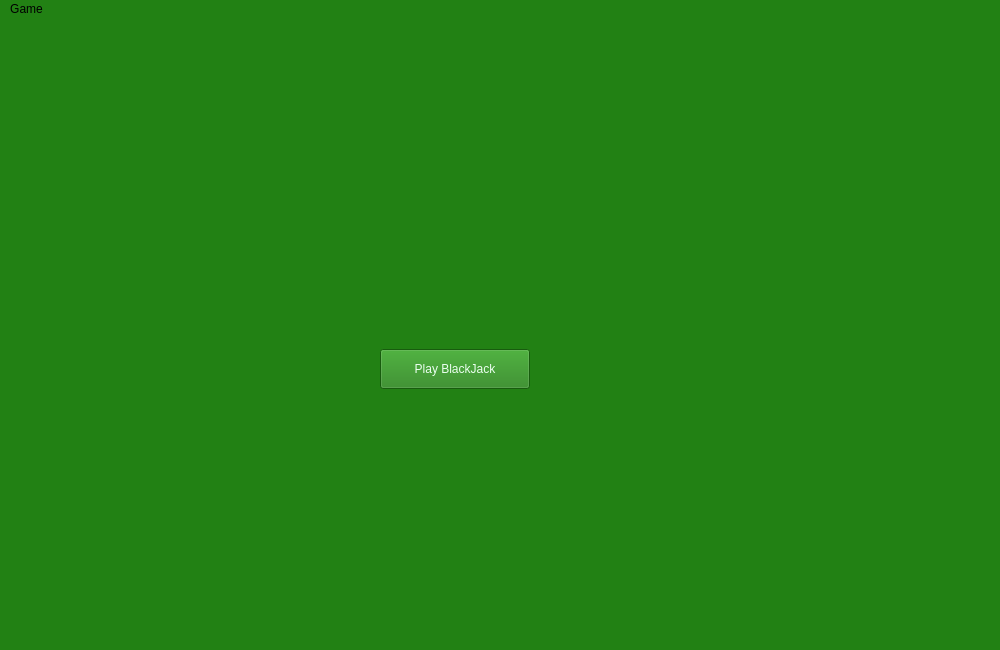
This is mainwindow.ui in jasonpliszak/BlackJackGame_EC327 as Qt 5 draws it before an edit. The edited form follows.
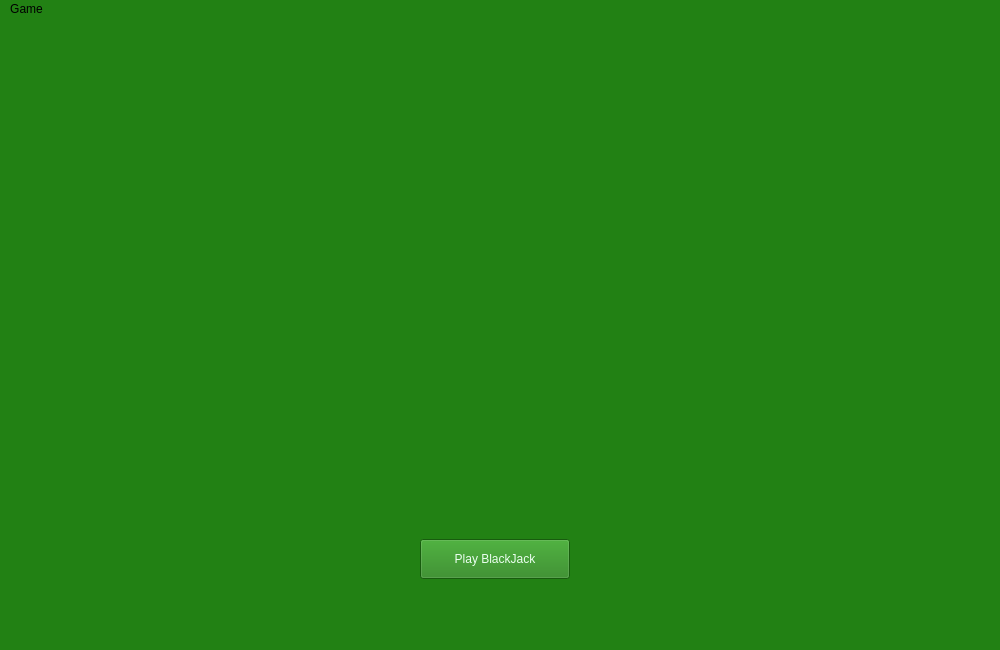
This is the edited form.

```diff
--- a/mainwindow.ui
+++ b/mainwindow.ui
@@ -20,8 +20,8 @@
    <widget class="QPushButton" name="play_button">
     <property name="geometry">
      <rect>
-      <x>380</x>
-      <y>330</y>
+      <x>420</x>
+      <y>520</y>
       <width>150</width>
       <height>40</height>
      </rect>
```
